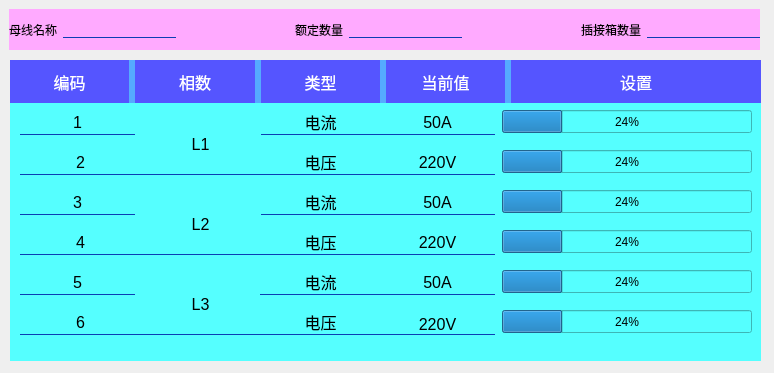
Before: the Qt Designer form BusBar-Qt/setting/setparameters/majorsetting.ui in luozhiyong131/BusBar, drawn with Qt 5.
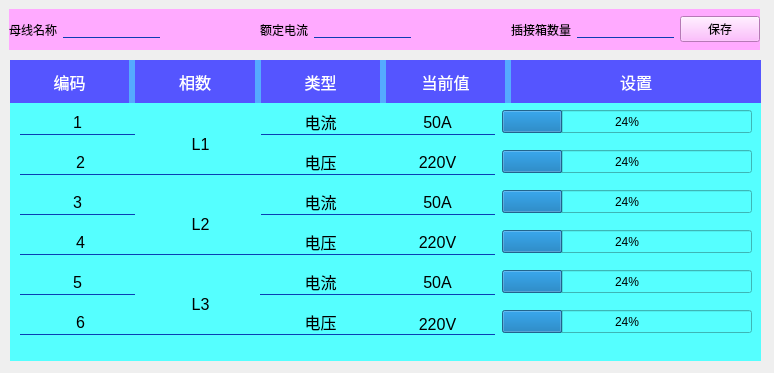
After: the same form once the commit is applied. Custom widgets are drawn as their Qt base class.

The edit to the form file:
```diff
--- a/BusBar-Qt/setting/setparameters/majorsetting.ui
+++ b/BusBar-Qt/setting/setparameters/majorsetting.ui
@@ -67,7 +67,7 @@
     <item>
      <widget class="QLabel" name="label_2">
       <property name="text">
-       <string>额定数量</string>
+       <string>额定电流</string>
       </property>
      </widget>
     </item>
@@ -115,6 +115,13 @@
       </property>
      </widget>
     </item>
+    <item>
+     <widget class="QPushButton" name="pushButton">
+      <property name="text">
+       <string>保存</string>
+      </property>
+     </widget>
+    </item>
    </layout>
   </widget>
   <widget class="QWidget" name="widget_2" native="true">
```
